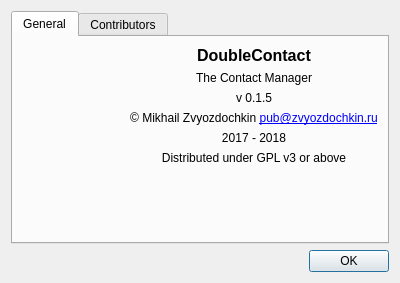
Qt form app/aboutdialog.ui (DarkHobbit/doublecontact) before a commit.
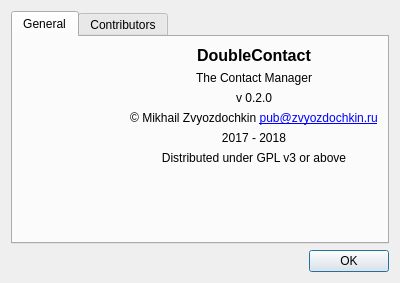
The same form after that commit. Icons and pictures are not drawn.

```diff
--- a/app/aboutdialog.ui
+++ b/app/aboutdialog.ui
@@ -68,7 +68,7 @@
            <item>
             <widget class="QLabel" name="lbVer">
              <property name="text">
-              <string notr="true">v 0.1.5</string>
+              <string notr="true">v 0.2.0</string>
              </property>
              <property name="alignment">
               <set>Qt::AlignCenter</set>
```
